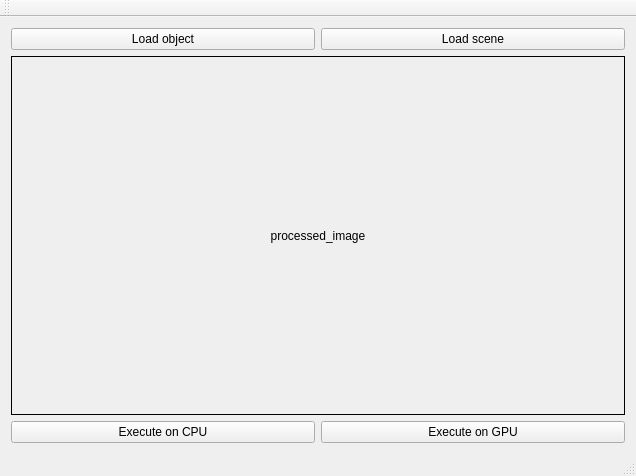
Before: the Qt Designer form object-detect/mainwindow.ui in ZuDame/object-detect, drawn with Qt 5.
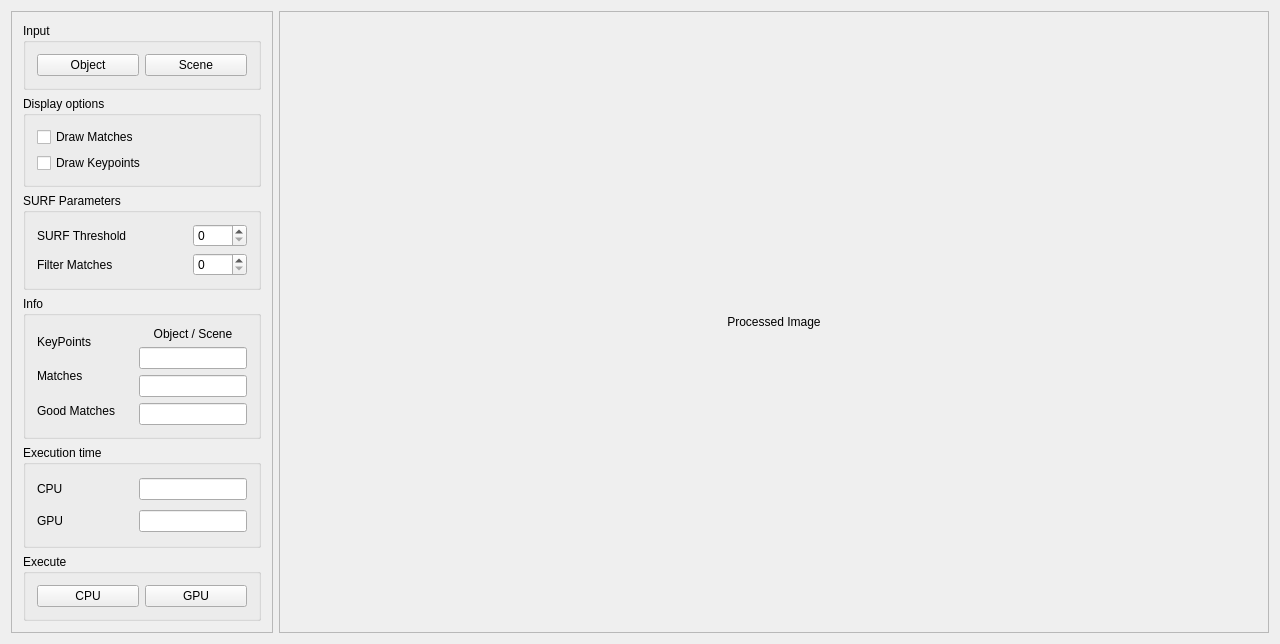
After: the same form once the commit is applied.

Commit message: User Interface

Patch:
```diff
--- a/object-detect/mainwindow.ui
+++ b/object-detect/mainwindow.ui
@@ -6,8 +6,8 @@
    <rect>
     <x>0</x>
     <y>0</y>
-    <width>636</width>
-    <height>476</height>
+    <width>1280</width>
+    <height>630</height>
    </rect>
   </property>
   <property name="sizePolicy">
@@ -20,31 +20,277 @@
    <string>Object Detect</string>
   </property>
   <widget class="QWidget" name="centralWidget">
-   <layout class="QGridLayout" name="gridLayout">
-    <item row="0" column="0">
-     <layout class="QHBoxLayout" name="horizontalLayout_2">
-      <item>
-       <widget class="QPushButton" name="pushButtonSourceImage">
-        <property name="text">
-         <string>Load object</string>
-        </property>
-       </widget>
-      </item>
-      <item>
-       <widget class="QPushButton" name="pushButtonSceneImage">
-        <property name="text">
-         <string>Load scene</string>
-        </property>
-       </widget>
-      </item>
-     </layout>
+   <layout class="QGridLayout" name="gridLayout_8">
+    <item row="0" column="1">
+     <widget class="QFrame" name="frame">
+      <property name="frameShape">
+       <enum>QFrame::StyledPanel</enum>
+      </property>
+      <property name="frameShadow">
+       <enum>QFrame::Raised</enum>
+      </property>
+      <layout class="QGridLayout">
+       <item row="1" column="0">
+        <widget class="QGroupBox" name="groupBox_3">
+         <property name="title">
+          <string>Display options</string>
+         </property>
+         <layout class="QGridLayout" name="gridLayout_3">
+          <item row="0" column="0">
+           <widget class="QCheckBox" name="checkBoxDrawMatches">
+            <property name="text">
+             <string>Draw Matches</string>
+            </property>
+           </widget>
+          </item>
+          <item row="1" column="0">
+           <widget class="QCheckBox" name="checkBoxDrawKeyPoints">
+            <property name="text">
+             <string>Draw Keypoints</string>
+            </property>
+           </widget>
+          </item>
+         </layout>
+        </widget>
+       </item>
+       <item row="6" column="0">
+        <spacer name="verticalSpacer">
+         <property name="orientation">
+          <enum>Qt::Vertical</enum>
+         </property>
+         <property name="sizeHint" stdset="0">
+          <size>
+           <width>20</width>
+           <height>40</height>
+          </size>
+         </property>
+        </spacer>
+       </item>
+       <item row="0" column="0">
+        <widget class="QGroupBox" name="groupBox_4">
+         <property name="title">
+          <string>Input</string>
+         </property>
+         <layout class="QGridLayout" name="gridLayout_11">
+          <item row="0" column="0">
+           <widget class="QPushButton" name="pushButtonSourceImage">
+            <property name="text">
+             <string>Object</string>
+            </property>
+           </widget>
+          </item>
+          <item row="0" column="1">
+           <widget class="QPushButton" name="pushButtonSceneImage">
+            <property name="text">
+             <string>Scene</string>
+            </property>
+           </widget>
+          </item>
+         </layout>
+        </widget>
+       </item>
+       <item row="7" column="0">
+        <widget class="QGroupBox" name="groupBox_5">
+         <property name="title">
+          <string>Execute</string>
+         </property>
+         <layout class="QHBoxLayout" name="horizontalLayout_2">
+          <item>
+           <widget class="QPushButton" name="pushButtonCpu">
+            <property name="text">
+             <string>CPU</string>
+            </property>
+           </widget>
+          </item>
+          <item>
+           <widget class="QPushButton" name="pushButtonGpu">
+            <property name="text">
+             <string>GPU</string>
+            </property>
+           </widget>
+          </item>
+         </layout>
+        </widget>
+       </item>
+       <item row="5" column="0">
+        <widget class="QGroupBox" name="groupBox_11">
+         <property name="title">
+          <string>Execution time</string>
+         </property>
+         <layout class="QGridLayout" name="gridLayout_9">
+          <item row="0" column="0">
+           <widget class="QLabel" name="label_7">
+            <property name="text">
+             <string>CPU</string>
+            </property>
+           </widget>
+          </item>
+          <item row="0" column="1" rowspan="2">
+           <layout class="QGridLayout" name="gridLayout_7">
+            <item row="0" column="1">
+             <widget class="QLineEdit" name="lineEdit_7">
+              <property name="sizePolicy">
+               <sizepolicy hsizetype="Minimum" vsizetype="Fixed">
+                <horstretch>0</horstretch>
+                <verstretch>0</verstretch>
+               </sizepolicy>
+              </property>
+             </widget>
+            </item>
+            <item row="1" column="1">
+             <widget class="QLineEdit" name="lineEdit_8">
+              <property name="sizePolicy">
+               <sizepolicy hsizetype="Minimum" vsizetype="Fixed">
+                <horstretch>0</horstretch>
+                <verstretch>0</verstretch>
+               </sizepolicy>
+              </property>
+             </widget>
+            </item>
+            <item row="0" column="0" rowspan="2">
+             <spacer name="horizontalSpacer">
+              <property name="orientation">
+               <enum>Qt::Horizontal</enum>
+              </property>
+              <property name="sizeHint" stdset="0">
+               <size>
+                <width>40</width>
+                <height>58</height>
+               </size>
+              </property>
+             </spacer>
+            </item>
+           </layout>
+          </item>
+          <item row="1" column="0">
+           <widget class="QLabel" name="label_8">
+            <property name="text">
+             <string>GPU</string>
+            </property>
+           </widget>
+          </item>
+         </layout>
+        </widget>
+       </item>
+       <item row="4" column="0">
+        <widget class="QGroupBox" name="groupBox">
+         <property name="title">
+          <string>Info</string>
+         </property>
+         <layout class="QGridLayout" name="gridLayout_10">
+          <item row="0" column="0">
+           <widget class="QLabel" name="labelKeyPoints">
+            <property name="text">
+             <string>KeyPoints</string>
+            </property>
+           </widget>
+          </item>
+          <item row="2" column="0">
+           <widget class="QLabel" name="labelGoodMatches">
+            <property name="text">
+             <string>Good Matches</string>
+            </property>
+           </widget>
+          </item>
+          <item row="0" column="1" rowspan="3">
+           <layout class="QGridLayout" name="gridLayout">
+            <item row="0" column="1">
+             <widget class="QLabel" name="label">
+              <property name="text">
+               <string>Object / Scene</string>
+              </property>
+              <property name="alignment">
+               <set>Qt::AlignCenter</set>
+              </property>
+             </widget>
+            </item>
+            <item row="2" column="1">
+             <widget class="QLineEdit" name="lineEdit_2"/>
+            </item>
+            <item row="3" column="1">
+             <widget class="QLineEdit" name="lineEdit_3"/>
+            </item>
+            <item row="1" column="1">
+             <widget class="QLineEdit" name="lineEdit">
+              <property name="sizePolicy">
+               <sizepolicy hsizetype="Minimum" vsizetype="Minimum">
+                <horstretch>0</horstretch>
+                <verstretch>0</verstretch>
+               </sizepolicy>
+              </property>
+             </widget>
+            </item>
+            <item row="0" column="0" rowspan="4">
+             <spacer name="horizontalSpacer_2">
+              <property name="orientation">
+               <enum>Qt::Horizontal</enum>
+              </property>
+              <property name="sizeHint" stdset="0">
+               <size>
+                <width>18</width>
+                <height>98</height>
+               </size>
+              </property>
+             </spacer>
+            </item>
+           </layout>
+          </item>
+          <item row="1" column="0">
+           <widget class="QLabel" name="labelMatches">
+            <property name="text">
+             <string>Matches</string>
+            </property>
+           </widget>
+          </item>
+         </layout>
+        </widget>
+       </item>
+       <item row="2" column="0">
+        <widget class="QGroupBox" name="groupBox_2">
+         <property name="title">
+          <string>SURF Parameters</string>
+         </property>
+         <layout class="QGridLayout" name="gridLayout_2">
+          <item row="0" column="0">
+           <widget class="QLabel" name="label_3">
+            <property name="text">
+             <string>SURF Threshold</string>
+            </property>
+           </widget>
+          </item>
+          <item row="1" column="0" colspan="2">
+           <widget class="QLabel" name="label_4">
+            <property name="text">
+             <string>Filter Matches</string>
+            </property>
+           </widget>
+          </item>
+          <item row="1" column="2">
+           <widget class="QSpinBox" name="spinBox_2"/>
+          </item>
+          <item row="0" column="2">
+           <widget class="QSpinBox" name="spinBox"/>
+          </item>
+         </layout>
+        </widget>
+       </item>
+      </layout>
+      <zorder>groupBox_5</zorder>
+      <zorder>groupBox_4</zorder>
+      <zorder>groupBox_2</zorder>
+      <zorder>groupBox</zorder>
+      <zorder>groupBox_4</zorder>
+      <zorder>groupBox_3</zorder>
+      <zorder>groupBox_11</zorder>
+      <zorder>verticalSpacer</zorder>
+     </widget>
     </item>
-    <item row="1" column="0">
+    <item row="0" column="2">
      <widget class="QLabel" name="labelOutputImage">
       <property name="sizePolicy">
        <sizepolicy hsizetype="Expanding" vsizetype="Expanding">
-        <horstretch>0</horstretch>
-        <verstretch>0</verstretch>
+        <horstretch>1</horstretch>
+        <verstretch>1</verstretch>
        </sizepolicy>
       </property>
       <property name="minimumSize">
@@ -54,10 +300,10 @@
        </size>
       </property>
       <property name="frameShape">
-       <enum>QFrame::Box</enum>
+       <enum>QFrame::StyledPanel</enum>
       </property>
       <property name="text">
-       <string>processed_image</string>
+       <string>Processed Image</string>
       </property>
       <property name="scaledContents">
        <bool>true</bool>
@@ -67,45 +313,8 @@
       </property>
      </widget>
     </item>
-    <item row="2" column="0">
-     <layout class="QHBoxLayout" name="horizontalLayout">
-      <item>
-       <widget class="QPushButton" name="pushButtonCpu">
-        <property name="text">
-         <string>Execute on CPU</string>
-        </property>
-       </widget>
-      </item>
-      <item>
-       <widget class="QPushButton" name="pushButtonGpu">
-        <property name="text">
-         <string>Execute on GPU</string>
-        </property>
-       </widget>
-      </item>
-     </layout>
-    </item>
    </layout>
   </widget>
-  <widget class="QMenuBar" name="menuBar">
-   <property name="geometry">
-    <rect>
-     <x>0</x>
-     <y>0</y>
-     <width>636</width>
-     <height>24</height>
-    </rect>
-   </property>
-  </widget>
-  <widget class="QToolBar" name="mainToolBar">
-   <attribute name="toolBarArea">
-    <enum>TopToolBarArea</enum>
-   </attribute>
-   <attribute name="toolBarBreak">
-    <bool>false</bool>
-   </attribute>
-  </widget>
-  <widget class="QStatusBar" name="statusBar"/>
  </widget>
  <layoutdefault spacing="6" margin="11"/>
  <resources/>
```
